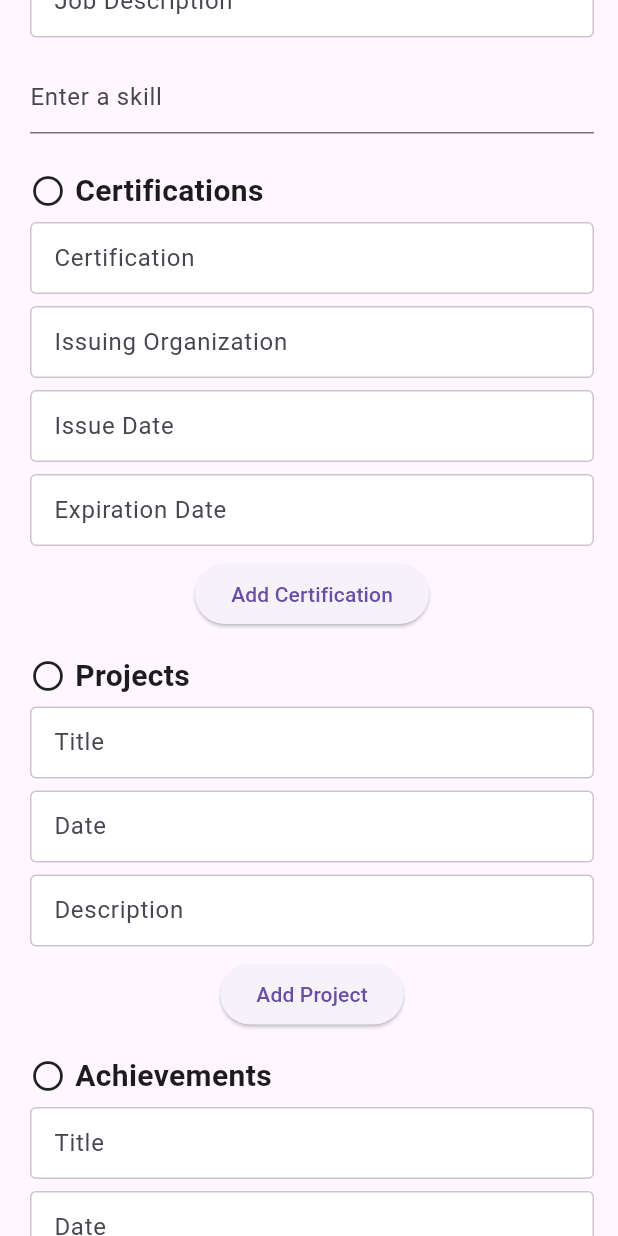
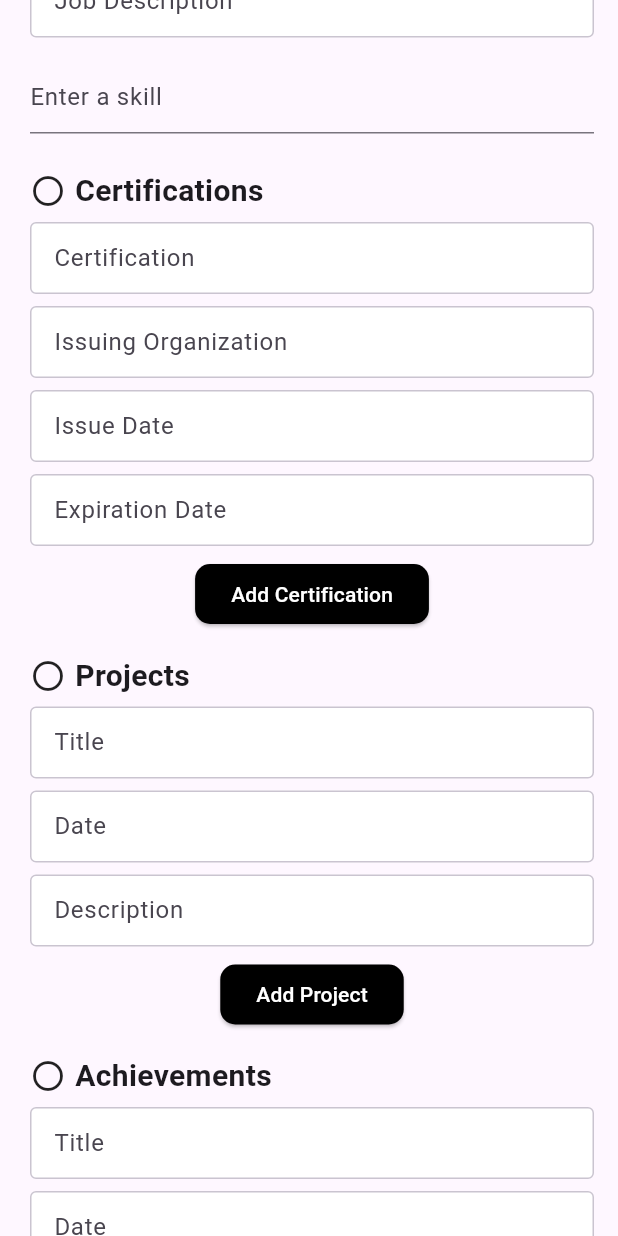
Before and after one commit to Sanket80/HireLink-App, a Flutter app: the FormScreen screen opened directly, scrolled down 1152 dp, on a phone screen of 412 x 824 dp. Run offline on Flutter 3.47's test engine with Material 3 defaults, Android fonts, the phone set to English and light mode, and no system bars; our stand-ins replace file_picker, fl_chart, google_nav_bar, smooth_page_indicator; missing offline and left inert: flutter_pdfview.

```diff
--- a/lib/Screens/Form.dart
+++ b/lib/Screens/Form.dart
@@ -383,6 +383,13 @@ class _FormScreenState extends State<FormScreen> {
                           });
                         }
                       },
+                      style: ElevatedButton.styleFrom(
+                        primary: Colors.black, // Background color
+                        onPrimary: Colors.white, // Text color
+                        shape: RoundedRectangleBorder(
+                          borderRadius: BorderRadius.circular(10), // Border radius
+                        ),
+                      ),
                       child: Text('Add Certification'),
                     ),
                     // Display added certifications
@@ -462,6 +469,13 @@ class _FormScreenState extends State<FormScreen> {
                           });
                         }
                       },
+                      style: ElevatedButton.styleFrom(
+                        primary: Colors.black, // Background color
+                        onPrimary: Colors.white, // Text color
+                        shape: RoundedRectangleBorder(
+                          borderRadius: BorderRadius.circular(10), // Border radius
+                        ),
+                      ),
                       child: Text('Add Project'),
                     ),
                     // Display added projects
@@ -533,6 +547,13 @@ class _FormScreenState extends State<FormScreen> {
                           });
                         }
                       },
+                      style: ElevatedButton.styleFrom(
+                        primary: Colors.black, // Background color
+                        onPrimary: Colors.white, // Text color
+                        shape: RoundedRectangleBorder(
+                          borderRadius: BorderRadius.circular(10), // Border radius
+                        ),
+                      ),
                       child: Text('Add Achievement'),
                     ),
                     // Display added achievements
--- a/lib/Screens/LoginScreen.dart
+++ b/lib/Screens/LoginScreen.dart
@@ -101,7 +101,7 @@ class LoginScreen extends StatelessWidget {
                     onTap: () {
                       Navigator.of(context).push(
                         MaterialPageRoute(
-                          builder: (context) => SignUpScreen(),
+                          builder: (context) => onBoardingScreen(),
                         ),);
                     },
                     child: Container(
--- a/lib/main.dart
+++ b/lib/main.dart
@@ -14,7 +14,7 @@ class MyApp extends StatelessWidget {
     return MaterialApp(
       debugShowCheckedModeBanner: false,
       title: 'HireLink',
-      home: SplashScreen(),
+      home: const SplashScreen(),
     );
   }
 }
--- a/pubspec.yaml
+++ b/pubspec.yaml
@@ -41,6 +41,7 @@ dependencies:
   google_nav_bar: ^5.0.6
   flutter_charts: ^0.5.2
   fl_chart: ^0.66.2
+  flutter_launcher_icons: ^0.13.1
 
 dev_dependencies:
   flutter_test:
@@ -52,6 +53,10 @@ dev_dependencies:
   # package. See that file for information about deactivating specific lint
   # rules and activating additional ones.
   flutter_lints: ^2.0.0
+flutter_launcher_icons:
+  android: "launcher_icon"
+  ios: true
+  image_path: "assets/hirelink_logo.png"
 
 # For information on the generic Dart part of this file, see the
 # following page: https://dart.dev/tools/pub/pubspec
```
Also changed, not shown: pubspec.lock, 27 other files.
